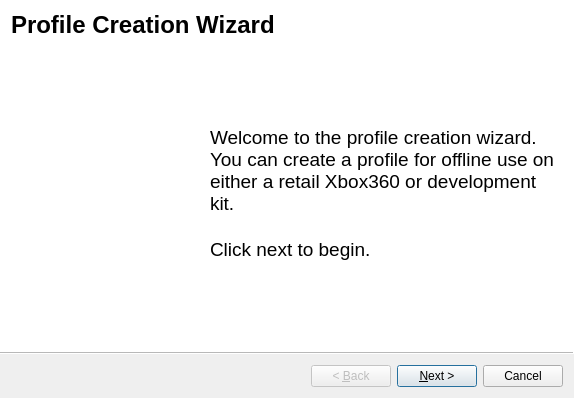
Old version of the form Velocity/profilecreatorwizard.ui in the repository hetelek/Velocity.
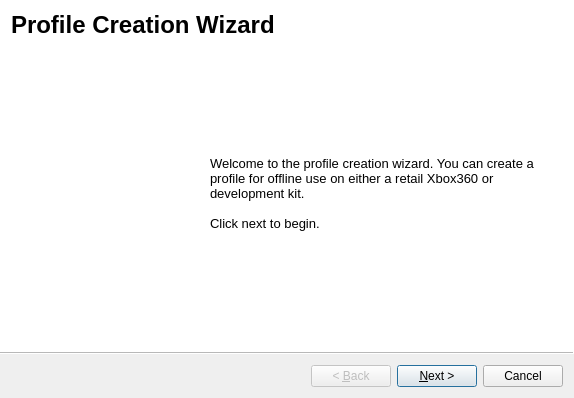
New version of the form. Icons and pictures are not drawn.

```diff
--- a/Velocity/profilecreatorwizard.ui
+++ b/Velocity/profilecreatorwizard.ui
@@ -82,10 +82,10 @@
          <string>&lt;!DOCTYPE HTML PUBLIC &quot;-//W3C//DTD HTML 4.0//EN&quot; &quot;http://www.w3.org/TR/REC-html40/strict.dtd&quot;&gt;
 &lt;html&gt;&lt;head&gt;&lt;meta name=&quot;qrichtext&quot; content=&quot;1&quot; /&gt;&lt;style type=&quot;text/css&quot;&gt;
 p, li { white-space: pre-wrap; }
-&lt;/style&gt;&lt;/head&gt;&lt;body style=&quot; font-family:'Lucida Grande'; font-size:13pt; font-weight:400; font-style:normal;&quot;&gt;
-&lt;p style=&quot; margin-top:0px; margin-bottom:0px; margin-left:0px; margin-right:0px; -qt-block-indent:0; text-indent:0px;&quot;&gt;&lt;span style=&quot; font-family:'MS Shell Dlg 2'; font-size:14pt;&quot;&gt;Welcome to the profile creation wizard. You can create a profile for offline use on either a retail Xbox360 or development kit.&lt;/span&gt;&lt;/p&gt;
-&lt;p style=&quot;-qt-paragraph-type:empty; margin-top:0px; margin-bottom:0px; margin-left:0px; margin-right:0px; -qt-block-indent:0; text-indent:0px; font-family:'MS Shell Dlg 2'; font-size:14pt;&quot;&gt;&lt;/p&gt;
-&lt;p style=&quot; margin-top:0px; margin-bottom:0px; margin-left:0px; margin-right:0px; -qt-block-indent:0; text-indent:0px;&quot;&gt;&lt;span style=&quot; font-family:'MS Shell Dlg 2'; font-size:14pt;&quot;&gt;Click next to begin.&lt;/span&gt;&lt;/p&gt;&lt;/body&gt;&lt;/html&gt;</string>
+&lt;/style&gt;&lt;/head&gt;&lt;body style=&quot; font-family:'MS Shell Dlg 2'; font-size:8.25pt; font-weight:400; font-style:normal;&quot;&gt;
+&lt;p style=&quot; margin-top:0px; margin-bottom:0px; margin-left:0px; margin-right:0px; -qt-block-indent:0; text-indent:0px;&quot;&gt;&lt;span style=&quot; font-size:10pt;&quot;&gt;Welcome to the profile creation wizard. You can create a profile for offline use on either a retail Xbox360 or development kit.&lt;/span&gt;&lt;/p&gt;
+&lt;p style=&quot;-qt-paragraph-type:empty; margin-top:0px; margin-bottom:0px; margin-left:0px; margin-right:0px; -qt-block-indent:0; text-indent:0px; font-size:10pt;&quot;&gt;&lt;/p&gt;
+&lt;p style=&quot; margin-top:0px; margin-bottom:0px; margin-left:0px; margin-right:0px; -qt-block-indent:0; text-indent:0px;&quot;&gt;&lt;span style=&quot; font-size:10pt;&quot;&gt;Click next to begin.&lt;/span&gt;&lt;/p&gt;&lt;/body&gt;&lt;/html&gt;</string>
         </property>
         <property name="wordWrap">
          <bool>true</bool>
```
Left out of the diff: 8 changed lines with no effect on the pictures.
